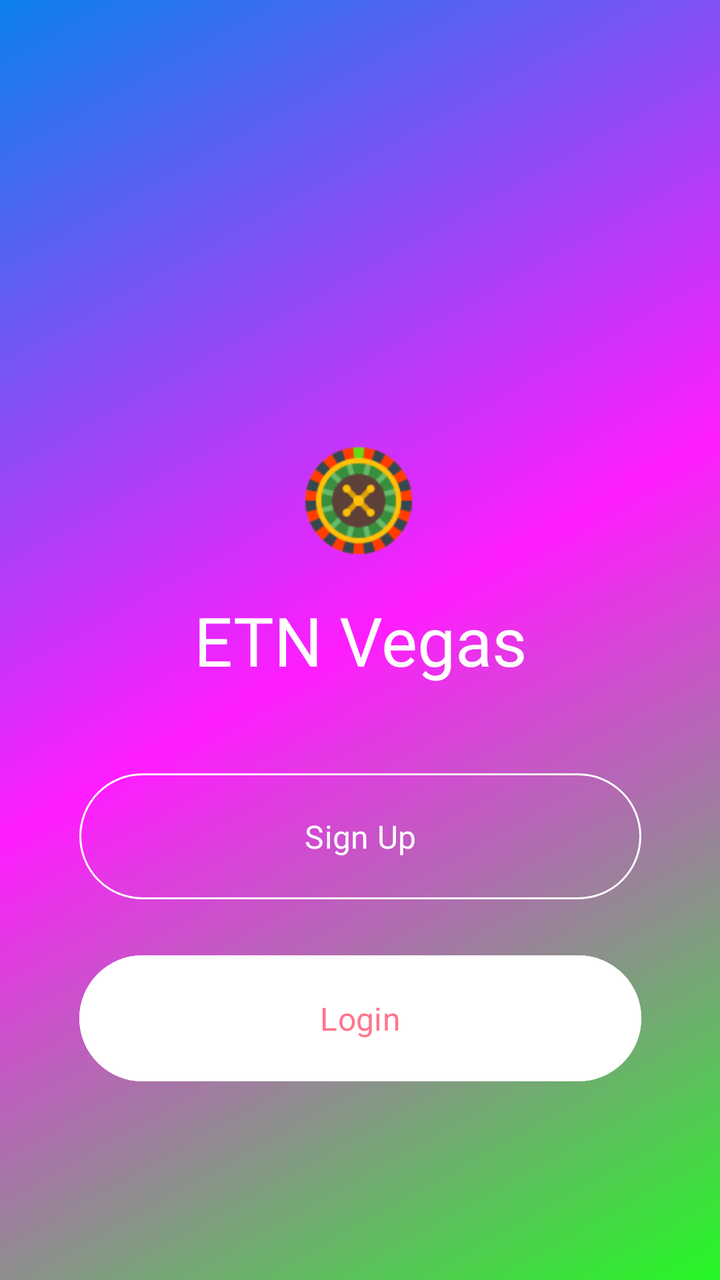
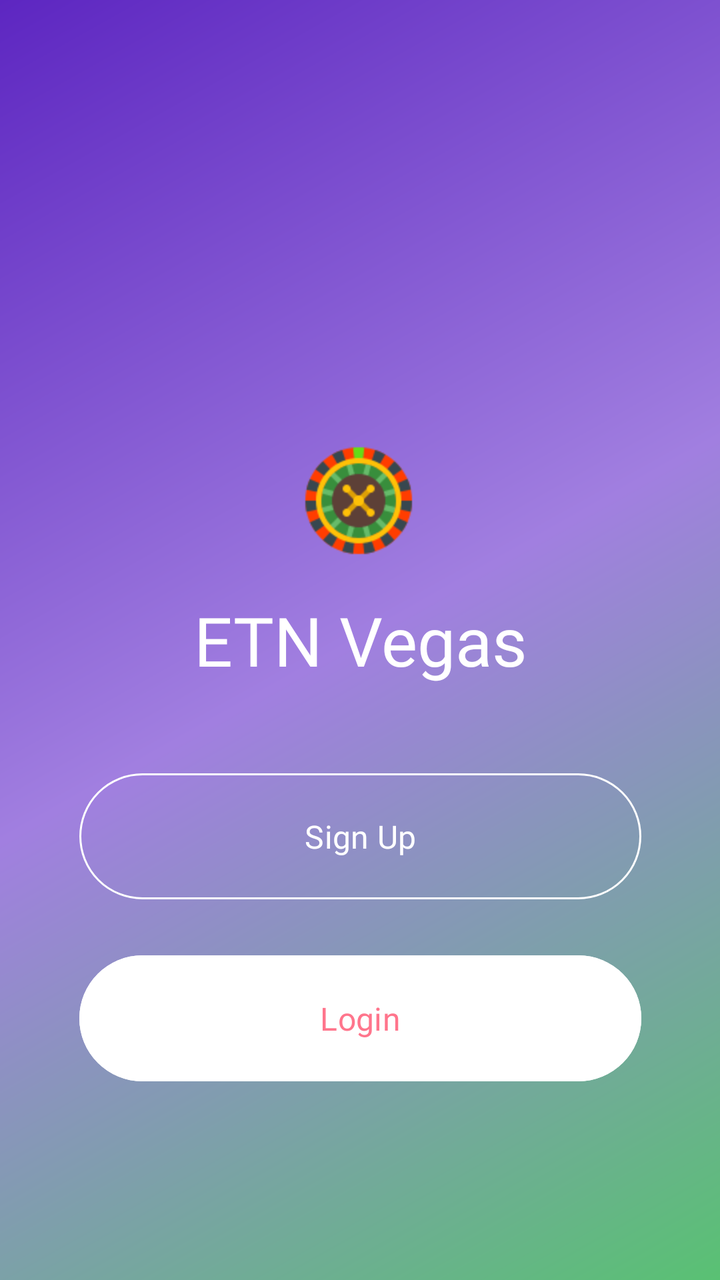

An Android layout rendered at two revisions. The XML below is the earlier revision; the diff shows what the commit changed to produce the second picture.
<!-- AndroidManifest.xml: application theme Theme.EtnVegas -->
<!-- res/layout/activity_real_login_signup_button.xml -->
<?xml version="1.0" encoding="utf-8"?>
<androidx.constraintlayout.widget.ConstraintLayout xmlns:android="http://schemas.android.com/apk/res/android"
    xmlns:app="http://schemas.android.com/apk/res-auto"
    xmlns:tools="http://schemas.android.com/tools"
    android:id="@+id/main"
    android:layout_width="match_parent"
    android:layout_height="match_parent"
    android:background="@drawable/gradient_background"
    tools:context="com.starconsolidate.cryptoslots.com.electroneumhackathon.etnvegas.RealLoginSignupButtonActivity">

    <TextView
        android:id="@+id/textView1"
        android:layout_width="wrap_content"
        android:layout_height="wrap_content"
        android:fontFamily="@font/lustria"
        android:gravity="center"
        android:text="ETN Vegas"
        android:textColor="#FFFFFF"
        android:textColorLink="#03A9F4"
        android:textSize="34sp"
        app:layout_constraintBottom_toBottomOf="parent"
        app:layout_constraintEnd_toEndOf="parent"
        app:layout_constraintStart_toStartOf="parent"
        app:layout_constraintTop_toTopOf="parent" />

    <ImageView
        android:id="@+id/imageView3"
        android:layout_width="wrap_content"
        android:layout_height="64dp"
        android:layout_marginBottom="15dp"
        app:layout_constraintBottom_toTopOf="@+id/textView1"
        app:layout_constraintEnd_toEndOf="parent"
        app:layout_constraintHorizontal_bias="0.498"
        app:layout_constraintStart_toStartOf="parent"
        app:srcCompat="@drawable/slot_machine" />

    <Button
        android:id="@+id/signup"
        android:layout_width="281dp"
        android:layout_height="71dp"
        android:layout_marginTop="40dp"
        android:backgroundTint="#00FF7EB3"
        android:fontFamily="@font/marko_one"
        android:hapticFeedbackEnabled="true"
        android:text="Sign Up"
        android:textColorLink="#FFEB3B"
        android:textSize="16sp"
        app:layout_constraintEnd_toEndOf="parent"
        app:layout_constraintStart_toStartOf="parent"
        app:layout_constraintTop_toBottomOf="@+id/textView1"
        app:strokeColor="#FFFFFF"
        app:strokeWidth="1dp" />

    <Button
        android:id="@+id/login"
        android:layout_width="281dp"
        android:layout_height="71dp"
        android:layout_marginTop="20dp"
        android:backgroundTint="#FFFFFF"
        android:fontFamily="@font/marko_one"
        android:text="Login"
        android:textColor="#ff758c"
        android:textSize="16sp"
        app:layout_constraintEnd_toEndOf="parent"
        app:layout_constraintStart_toStartOf="parent"
        app:layout_constraintTop_toBottomOf="@+id/signup" />

</androidx.constraintlayout.widget.ConstraintLayout>
<!-- resources referenced by this layout -->
<resources>
  <!-- drawable gradient_background (drawable) -->
  <shape
  xmlns:android="http://schemas.android.com/apk/res/android"
  android:shape="rectangle">
  <gradient
      android:startColor="#24F824"
      android:centerColor="#FF1DFF"
      android:endColor="#0C80EF"
      android:useLevel="false"
      android:angle="135" />
  </shape>
  <!-- drawable slot_machine: png bitmap (drawable, 5669 bytes) -->
  <style name="Theme.EtnVegas" parent="Base.Theme.EtnVegas" />
  <style name="Base.Theme.EtnVegas" parent="Theme.Material3.DayNight.NoActionBar">
          
          
          <item name="android:forceDarkAllowed" tools:targetApi="q">false</item>
      </style>
</resources>

<!-- the commit's change to res/layout/activity_real_login_signup_button.xml (unified diff, before → after) -->
@@ -6,7 +6,7 @@
     android:layout_width="match_parent"
     android:layout_height="match_parent"
     android:background="@drawable/gradient_background"
-    tools:context="com.starconsolidate.cryptoslots.com.electroneumhackathon.etnvegas.RealLoginSignupButtonActivity">
+    tools:context="com.electroneumhackathon.etnvegas.RealLoginSignupButtonActivity">
 
     <TextView
         android:id="@+id/textView1"
<!-- resource entries referenced after the edit -->
@@ -5,9 +5,9 @@
   xmlns:android="http://schemas.android.com/apk/res/android"
   android:shape="rectangle">
   <gradient
-      android:startColor="#24F824"
-      android:centerColor="#FF1DFF"
-      android:endColor="#0C80EF"
+      android:startColor="#59c173"
+      android:centerColor="#a17fe0"
+      android:endColor="#5d26c1"
       android:useLevel="false"
       android:angle="135" />
   </shape>
